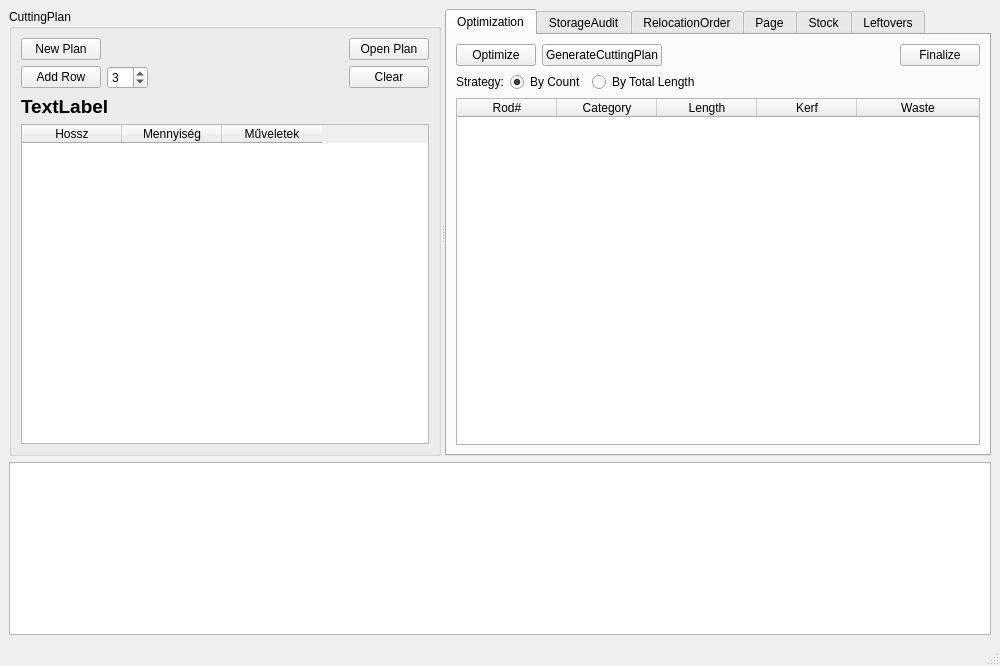
Qt form view/MainWindow.ui (horvathzoltan/cutplannerpro) before a commit.
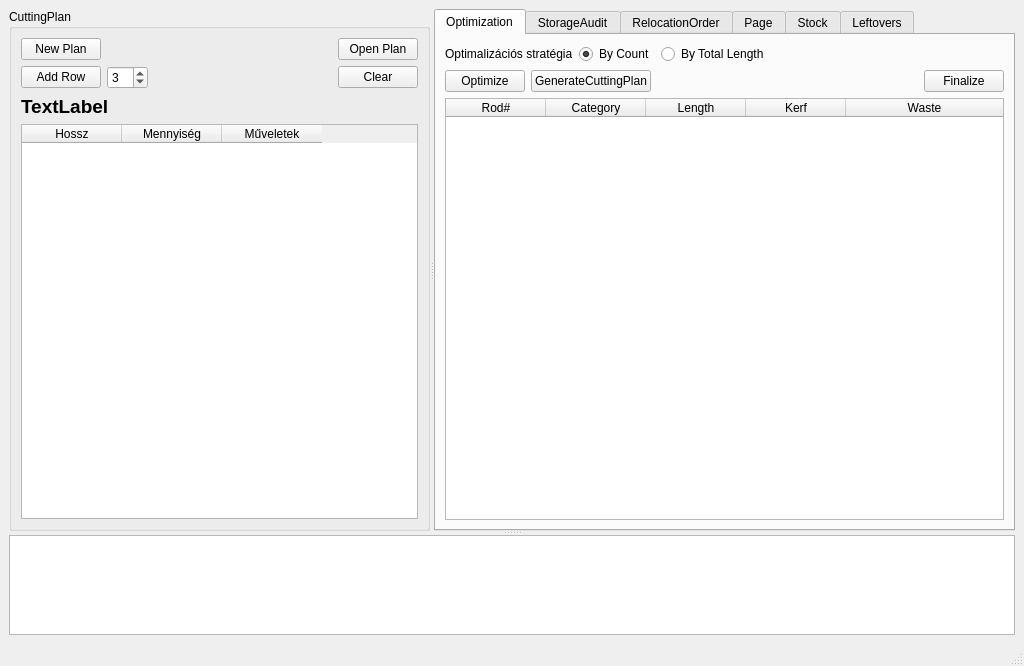
The same form after that commit.

What changed in the file:
```diff
--- a/view/MainWindow.ui
+++ b/view/MainWindow.ui
@@ -6,7 +6,7 @@
    <rect>
     <x>0</x>
     <y>0</y>
-    <width>1000</width>
+    <width>1024</width>
     <height>666</height>
    </rect>
   </property>
@@ -16,6 +16,10 @@
   <widget class="QWidget" name="centralwidget">
    <layout class="QVBoxLayout" name="verticalLayout">
     <item>
+     <widget class="QSplitter" name="mySplitter">
+      <property name="orientation">
+       <enum>Qt::Orientation::Vertical</enum>
+      </property>
      <widget class="QSplitter" name="mainSplitter">
       <property name="orientation">
        <enum>Qt::Orientation::Horizontal</enum>
@@ -194,50 +198,12 @@
          <string>Optimization</string>
         </attribute>
         <layout class="QVBoxLayout" name="midLayout">
-         <item>
-          <layout class="QHBoxLayout" name="horizontalLayout_3">
-           <item>
-            <widget class="QPushButton" name="btn_Optimize">
-             <property name="text">
-              <string>Optimize</string>
-             </property>
-            </widget>
-           </item>
-           <item>
-            <widget class="QPushButton" name="btn_GenerateCuttingPlan">
-             <property name="text">
-              <string>GenerateCuttingPlan</string>
-             </property>
-            </widget>
-           </item>
-           <item>
-            <spacer name="horizontalSpacer_2">
-             <property name="orientation">
-              <enum>Qt::Orientation::Horizontal</enum>
-             </property>
-             <property name="sizeHint" stdset="0">
-              <size>
-               <width>40</width>
-               <height>20</height>
-              </size>
-             </property>
-            </spacer>
-           </item>
-           <item>
-            <widget class="QPushButton" name="btn_Finalize">
-             <property name="text">
-              <string>Finalize</string>
-             </property>
-            </widget>
-           </item>
-          </layout>
-         </item>
          <item>
           <layout class="QHBoxLayout" name="layoutCuttingStrategy">
            <item>
             <widget class="QLabel" name="labelCuttingStrategy">
              <property name="text">
-              <string>Strategy:</string>
+               <string>Optimalizációs stratégia</string>
              </property>
             </widget>
            </item>
@@ -273,6 +239,44 @@
            </item>
           </layout>
          </item>
+          <item>
+           <layout class="QHBoxLayout" name="horizontalLayout_3">
+            <item>
+             <widget class="QPushButton" name="btn_Optimize">
+              <property name="text">
+               <string>Optimize</string>
+              </property>
+             </widget>
+            </item>
+            <item>
+             <widget class="QPushButton" name="btn_GenerateCuttingPlan">
+              <property name="text">
+               <string>GenerateCuttingPlan</string>
+              </property>
+             </widget>
+            </item>
+            <item>
+             <spacer name="horizontalSpacer_2">
+              <property name="orientation">
+               <enum>Qt::Orientation::Horizontal</enum>
+              </property>
+              <property name="sizeHint" stdset="0">
+               <size>
+                <width>40</width>
+                <height>20</height>
+               </size>
+              </property>
+             </spacer>
+            </item>
+            <item>
+             <widget class="QPushButton" name="btn_Finalize">
+              <property name="text">
+               <string>Finalize</string>
+              </property>
+             </widget>
+            </item>
+           </layout>
+          </item>
          <item>
           <widget class="QTableWidget" name="tableResults">
            <property name="minimumSize">
@@ -720,9 +724,15 @@
        </widget>
       </widget>
      </widget>
-    </item>
-    <item>
-     <widget class="QListWidget" name="eventLog"/>
+      <widget class="QListWidget" name="eventLog">
+       <property name="maximumSize">
+        <size>
+         <width>16777215</width>
+         <height>100</height>
+        </size>
+       </property>
+      </widget>
+     </widget>
     </item>
    </layout>
   </widget>
```
Left out of the diff: 2 changed lines with no effect on the pictures. Lines whose indentation alone changed are shown as unchanged.
